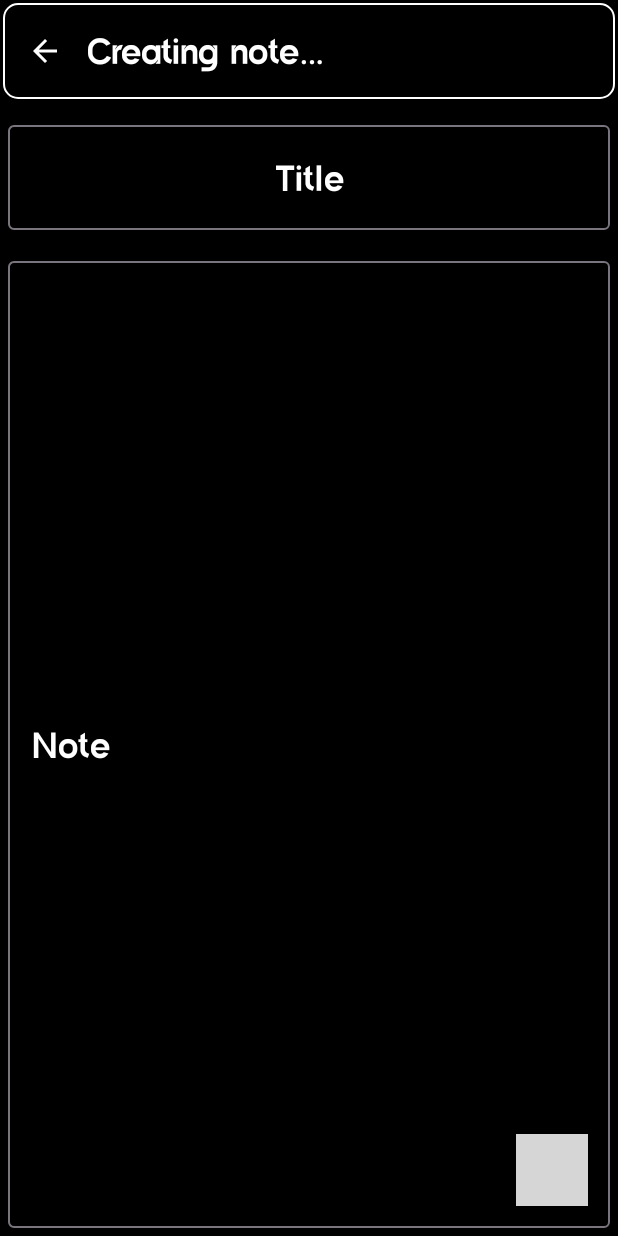
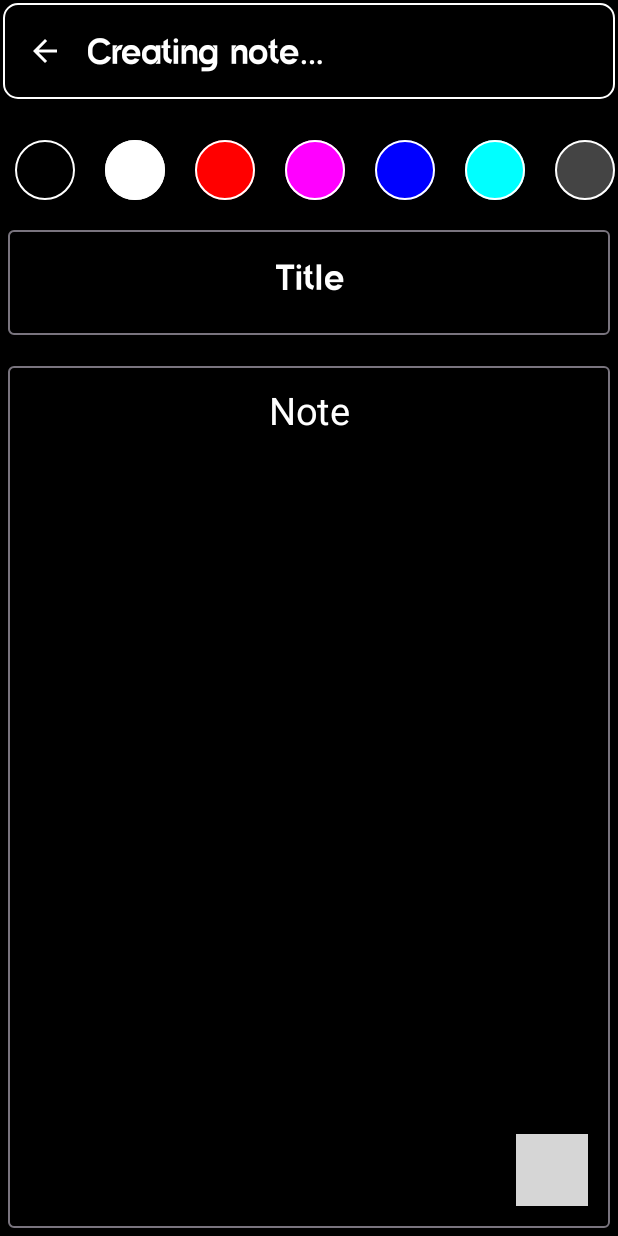
Before and after one commit to behzod234963/iNoteCompose, an Android app built with Jetpack Compose: the screen it shows after launch (MainActivity), after a tap on "button add", on a phone screen of 412 x 824 dp. Run offline under Robolectric (Android 15) with nearby library versions, the phone set to English and light mode, and no system bars; our stand-ins replace Dagger/Hilt's generated code, Room's generated code; libraries missing offline, so code that uses them is left out: de.charlex.compose; 1 statement that could not run was skipped; 2 other taps on this screen came first; grey boxes are pictures that could not be loaded.

Commit message:
optimizing NewNoteScreen

```diff
--- a/app/src/main/java/coder/behzod/presentation/activity/MainActivity.kt
+++ b/app/src/main/java/coder/behzod/presentation/activity/MainActivity.kt
@@ -11,7 +11,6 @@ import dagger.hilt.android.AndroidEntryPoint
 class MainActivity : AppCompatActivity() {
     override fun onCreate(savedInstanceState: Bundle?) {
         super.onCreate(savedInstanceState)
-        Log.d("BBB", "MainActivity: is started")
         setContent {
             NavGraph()
         }
--- /dev/null
+++ b/app/src/main/java/coder/behzod/presentation/items/NewNoteColorsItem.kt
@@ -0,0 +1,39 @@
+package coder.behzod.presentation.items
+
+import androidx.compose.foundation.background
+import androidx.compose.foundation.border
+import androidx.compose.foundation.clickable
+import androidx.compose.foundation.layout.Column
+import androidx.compose.foundation.layout.fillMaxSize
+import androidx.compose.foundation.layout.offset
+import androidx.compose.foundation.layout.padding
+import androidx.compose.foundation.layout.size
+import androidx.compose.foundation.shape.CircleShape
+import androidx.compose.runtime.Composable
+import androidx.compose.ui.Modifier
+import androidx.compose.ui.draw.clip
+import androidx.compose.ui.graphics.Color
+import androidx.compose.ui.unit.dp
+import androidx.core.graphics.toColor
+
+@Composable
+fun ColorsItem(
+    color:Color,
+    onClick:()->Unit,
+    fontColor:Color
+) {
+    Column(
+        modifier = Modifier
+            .size(60.dp)
+            .padding(10.dp)
+            .border(width = 1.dp, color = fontColor, shape = CircleShape)
+            .clip(CircleShape)
+    ) {
+        Column (
+            modifier = Modifier
+                .fillMaxSize()
+                .background(color)
+                .clickable { onClick() }
+        ){}
+    }
+}
--- a/app/src/main/java/coder/behzod/presentation/screens/EmptyMainScreen.kt
+++ b/app/src/main/java/coder/behzod/presentation/screens/EmptyMainScreen.kt
@@ -21,6 +21,8 @@ import androidx.compose.ui.graphics.Color
 import androidx.compose.ui.res.painterResource
 import androidx.compose.ui.unit.dp
 import androidx.navigation.NavController
+import androidx.navigation.NavHost
+import androidx.navigation.NavHostController
 import coder.behzod.R
 import coder.behzod.data.local.sharedPreferences.SharedPreferenceInstance
 import coder.behzod.presentation.navigation.ScreensRouter
@@ -34,7 +36,7 @@ import kotlinx.coroutines.delay
 
 @Composable
 fun EmptyMainScreen(
-    navController: NavController,
+    navController: NavHostController,
     sharedPrefs: SharedPreferenceInstance
 ) {
     val emptyListAnimation = rememberLottieComposition(
@@ -83,6 +85,7 @@ fun EmptyMainScreen(
             LottieAnimation(
                 composition = emptyListAnimation.value,
                 alignment = Alignment.Center,
+                restartOnPlay = true,
                 iterations = LottieConstants.IterateForever
             )
             FloatingActionButton(
--- a/app/src/main/java/coder/behzod/presentation/screens/NewNoteScreen.kt
+++ b/app/src/main/java/coder/behzod/presentation/screens/NewNoteScreen.kt
@@ -1,11 +1,17 @@
 package coder.behzod.presentation.screens
 
+import android.os.Build
+import androidx.annotation.RequiresApi
 import androidx.compose.foundation.background
+import androidx.compose.foundation.layout.Arrangement
 import androidx.compose.foundation.layout.Box
 import androidx.compose.foundation.layout.Column
 import androidx.compose.foundation.layout.fillMaxSize
 import androidx.compose.foundation.layout.fillMaxWidth
+import androidx.compose.foundation.layout.height
 import androidx.compose.foundation.layout.padding
+import androidx.compose.foundation.lazy.LazyRow
+import androidx.compose.foundation.lazy.items
 import androidx.compose.material3.OutlinedTextField
 import androidx.compose.material3.OutlinedTextFieldDefaults
 import androidx.compose.material3.Text
@@ -16,6 +22,7 @@ import androidx.compose.runtime.remember
 import androidx.compose.ui.Alignment
 import androidx.compose.ui.Modifier
 import androidx.compose.ui.graphics.Color
+import androidx.compose.ui.graphics.toArgb
 import androidx.compose.ui.platform.LocalContext
 import androidx.compose.ui.res.stringResource
 import androidx.compose.ui.text.TextStyle
@@ -24,23 +31,34 @@ import androidx.compose.ui.text.style.TextAlign
 import androidx.compose.ui.tooling.preview.Preview
 import androidx.compose.ui.unit.dp
 import androidx.compose.ui.unit.sp
+import androidx.hilt.navigation.compose.hiltViewModel
 import androidx.navigation.NavController
 import coder.behzod.R
 import coder.behzod.data.local.sharedPreferences.SharedPreferenceInstance
 import coder.behzod.domain.model.NotesModel
+import coder.behzod.presentation.items.ColorsItem
+import coder.behzod.presentation.navigation.ScreensRouter
 import coder.behzod.presentation.theme.fontAmidoneGrotesk
 import coder.behzod.presentation.utils.constants.KEY_INDEX
+import coder.behzod.presentation.utils.constants.colorList
+import coder.behzod.presentation.viewModels.NewNoteViewModel
 import coder.behzod.presentation.views.FunctionalTopAppBar
 import coder.behzod.presentation.views.SpeedDialFAB
+import java.time.LocalDate
+import java.util.Locale
 
+@RequiresApi(Build.VERSION_CODES.O)
 @Composable
 fun NewNoteScreen(
     navController: NavController,
     notesModel: NotesModel?,
-    sharedPrefs: SharedPreferenceInstance
+    sharedPrefs: SharedPreferenceInstance,
+    viewModel: NewNoteViewModel = hiltViewModel()
 ) {
-    val newNote = remember { mutableStateOf("") }
-    val newTitle = remember { mutableStateOf("") }
+    val ctx = LocalContext.current.applicationContext
+    val note = remember { mutableStateOf("") }
+    val title = remember { mutableStateOf("") }
+    val date = remember { mutableStateOf(LocalDate.now()) }
     val themeIndex =
         remember { mutableIntStateOf(sharedPrefs.sharedPreferences.getInt(KEY_INDEX, 0)) }
     val colorTheme = if (themeIndex.intValue == 0) Color.Black else Color.White
@@ -57,44 +75,61 @@ fun NewNoteScreen(
     } else {
         fontColor.value = Color.Black
     }
-
+    val color = remember { mutableStateOf(themeColor.value) }
+    val scriptColor = remember { mutableStateOf(fontColor.value) }
     Box(
         modifier = Modifier
             .fillMaxSize(),
-        contentAlignment = Alignment.BottomEnd
     ) {
         Column(
             modifier = Modifier
                 .fillMaxSize()
-                .background(themeColor.value)
+                .background(color.value),
+            verticalArrangement = Arrangement.Center,
+            horizontalAlignment = Alignment.CenterHorizontally
         ) {
             FunctionalTopAppBar(
-                themeColor = themeColor.value,
-                fontColor = fontColor.value,
+                themeColor = color.value,
+                fontColor = scriptColor.value,
                 navController
             )
             Column(
                 modifier = Modifier
                     .fillMaxSize()
-                    .padding(top = 10.dp)
+                    .padding(top = 10.dp),
             ) {
+                LazyRow(
+                    modifier = Modifier
+                        .height(70.dp),
+                    verticalAlignment = Alignment.CenterVertically,
+                    horizontalArrangement = Arrangement.Center
+                ) {
+                    items(colorList) {
+                        ColorsItem(color = it, fontColor = scriptColor.value, onClick = {
+                            color.value = it
+                            scriptColor.value = if (it == Color.White) {
+                                Color.Black
+                            } else {
+                                Color.White
+                            }
+                        })
+                    }
+                }
                 OutlinedTextField(
                     modifier = Modifier
-                        .fillMaxWidth()
                         .padding(5.dp),
                     colors = OutlinedTextFieldDefaults.colors(
-                        focusedContainerColor = themeColor.value,
-                        unfocusedContainerColor = themeColor.value
+                        focusedContainerColor = color.value,
+                        unfocusedContainerColor = color.value
                     ),
                     textStyle = TextStyle(
-                        color = fontColor.value,
+                        color = scriptColor.value,
                         fontSize = 32.sp,
-                        textAlign = TextAlign.Center,
+                        textAlign = TextAlign.Companion.Left,
                     ),
-                    singleLine = true,
-                    value = newTitle.value,
+                    value = title.value,
                     onValueChange = {
-                        newTitle.value = it
+                        title.value = it
                     },
                     placeholder = {
                         Text(
@@ -112,19 +147,17 @@ fun NewNoteScreen(
                     modifier = Modifier
                         .fillMaxSize()
                         .padding(top = 10.dp)
-                        .padding(5.dp)
-                        .align(Alignment.Start),
-                    value = newNote.value,
+                        .padding(5.dp),
+                    value = note.value,
                     onValueChange = {
-                        newNote.value = it
+                        note.value = it
                     },
                     colors = OutlinedTextFieldDefaults.colors(
-                        focusedContainerColor = themeColor.value,
-                        unfocusedContainerColor = themeColor.value
+                        focusedContainerColor = color.value,
+                        unfocusedContainerColor = color.value
                     ),
-                    singleLine = true,
                     textStyle = TextStyle(
-                        color = Color.White,
+                        color = scriptColor.value,
                         fontSize = 18.sp,
                         textAlign = TextAlign.Start
                     ),
@@ -133,24 +166,44 @@ fun NewNoteScreen(
                             text = stringResource(id = R.string.note),
                             modifier = Modifier
                                 .fillMaxWidth(),
-                            fontFamily = FontFamily(fontAmidoneGrotesk),
                             fontSize = 25.sp,
-                            color = fontColor.value
+                            color = scriptColor.value,
+                            textAlign = TextAlign.Center
                         )
                     }
                 )
             }
         }
         SpeedDialFAB(modifier = Modifier
+            .align(Alignment.BottomEnd)
             .padding(bottom = 20.dp, end = 20.dp),
             onSave = {
-
+                viewModel.saveNote(
+                    NotesModel(
+                        title = title.value,
+                        note = note.value,
+                        dataAdded = date.value.toString(),
+                        color = color.value.toArgb()
+                    )
+                )
+                navController.navigate(ScreensRouter.MainScreenRoute.route)
             }) {
-
+            viewModel.shareAndSaveNote(
+                NotesModel(
+                    title = title.value,
+                    note = note.value,
+                    dataAdded = date.value.toString(),
+                    color = color.value.toArgb()
+                ),
+                text = "$title" +
+                        "$note",
+                ctx
+            )
         }
     }
 }
 
+@RequiresApi(Build.VERSION_CODES.O)
 @Preview
 @Composable
 private fun PreviewNewNote() {
--- a/app/src/main/java/coder/behzod/presentation/screens/SplashScreens.kt
+++ b/app/src/main/java/coder/behzod/presentation/screens/SplashScreens.kt
@@ -5,6 +5,7 @@ import android.os.Looper
 import androidx.compose.animation.AnimatedVisibility
 import androidx.compose.animation.fadeIn
 import androidx.compose.animation.slideInVertically
+import androidx.compose.foundation.background
 import androidx.compose.foundation.layout.Arrangement
 import androidx.compose.foundation.layout.Column
 import androidx.compose.foundation.layout.fillMaxSize
@@ -70,7 +71,8 @@ fun SplashScreens(
 
     Column(
         modifier = Modifier
-            .fillMaxSize(),
+            .fillMaxSize()
+            .background(themeColor.value),
         horizontalAlignment = Alignment.CenterHorizontally,
         verticalArrangement = Arrangement.Center
     ) {
@@ -94,11 +96,12 @@ fun SplashScreens(
             isPlaying = true,
         )
     }
-    Handler(Looper.getMainLooper()).postDelayed({
+    LaunchedEffect(key1 = list) {
+        delay(2500)
         if (list.isEmpty()) {
             navController.navigate(ScreensRouter.EmptyMainScreenRoute.route)
         } else {
             navController.navigate(ScreensRouter.MainScreenRoute.route)
         }
-    }, 2500)
+    }
 }
--- a/app/src/main/java/coder/behzod/presentation/utils/constants/Constants.kt
+++ b/app/src/main/java/coder/behzod/presentation/utils/constants/Constants.kt
@@ -10,3 +10,14 @@ const val KEY_INDEX = "KEY_INDEX"
 const val KEY_LANGUAGES = "KEY_LANGUAGES"
 val notes:ArrayList<NotesModel> = ArrayList()
 val COLOR_WHITE = 0xFFFFFFFF
+val colorList = listOf(
+    Color.Black,
+    Color.White,
+    Color.Red,
+    Color.Magenta,
+    Color.Blue,
+    Color.Cyan,
+    Color.DarkGray,
+    Color.Green,
+    Color.Yellow
+)
--- /dev/null
+++ b/app/src/main/java/coder/behzod/presentation/viewModels/NewNoteViewModel.kt
@@ -0,0 +1,34 @@
+package coder.behzod.presentation.viewModels
+
+import android.content.Context
+import android.content.Intent
+import androidx.core.content.ContextCompat.getString
+import androidx.core.content.ContextCompat.startActivity
+import androidx.lifecycle.ViewModel
+import androidx.lifecycle.viewModelScope
+import coder.behzod.R
+import coder.behzod.domain.model.NotesModel
+import coder.behzod.domain.useCase.UseCases
+import dagger.hilt.android.lifecycle.HiltViewModel
+import kotlinx.coroutines.launch
+import javax.inject.Inject
+
+@HiltViewModel
+class NewNoteViewModel@Inject constructor(
+    private val useCases: UseCases,
+):ViewModel() {
+    fun saveNote(note:NotesModel) = viewModelScope.launch {
+        useCases.saveNoteUseCase(note)
+    }
+    fun shareAndSaveNote(note:NotesModel,text:String,ctx : Context) = viewModelScope.launch {
+        Intent().apply {
+            action = Intent.ACTION_SEND
+            putExtra(Intent.EXTRA_TEXT,text)
+            type = "text/plain"
+        }.also {intent->
+            intent.addFlags(Intent.FLAG_ACTIVITY_NEW_TASK)
+            startActivity(ctx,Intent.createChooser(intent,ctx.getString(R.string.share_via)),null)
+        }
+        useCases.saveNoteUseCase(note)
+    }
+}
--- a/app/src/main/res/drawable/ic_save.xml
+++ b/app/src/main/res/drawable/ic_save.xml
@@ -1,5 +1,5 @@
-<vector android:height="30dp" android:tint="#FFFFFF"
-    android:viewportHeight="24" android:viewportWidth="24"
-    android:width="30dp" xmlns:android="http://schemas.android.com/apk/res/android">
-    <path android:fillColor="@android:color/white" android:pathData="M17,3L5,3c-1.11,0 -2,0.9 -2,2v14c0,1.1 0.89,2 2,2h14c1.1,0 2,-0.9 2,-2L21,7l-4,-4zM12,19c-1.66,0 -3,-1.34 -3,-3s1.34,-3 3,-3 3,1.34 3,3 -1.34,3 -3,3zM15,9L5,9L5,5h10v4z"/>
+<vector xmlns:android="http://schemas.android.com/apk/res/android" android:height="24dp" android:tint="#000000" android:viewportHeight="24" android:viewportWidth="24" android:width="24dp">
+
+    <path android:fillColor="@android:color/white" android:pathData="M19,12v7L5,19v-7L3,12v7c0,1.1 0.9,2 2,2h14c1.1,0 2,-0.9 2,-2v-7h-2zM13,12.67l2.59,-2.58L17,11.5l-5,5 -5,-5 1.41,-1.41L11,12.67L11,3h2z"/>
+
 </vector>
--- a/app/src/main/res/values/strings.xml
+++ b/app/src/main/res/values/strings.xml
@@ -20,6 +20,7 @@
     <string name="russian_language">Russian</string>
     <string name="uzbek_language">Uzbek</string>
     <string name="save">Save</string>
-    <string name="share">Share</string>
+    <string name="share">Share &amp; save</string>
     <string name="creating_note">Creating note…</string>
+    <string name="share_via">Share via</string>
 </resources>
--- a/data/build.gradle.kts
+++ b/data/build.gradle.kts
@@ -1,6 +1,7 @@
 plugins {
     alias(libs.plugins.androidLibrary)
     alias(libs.plugins.jetbrainsKotlinAndroid)
+    id("kotlin-kapt")
 }
 
 android {
@@ -44,6 +45,8 @@ dependencies {
 //  Room
     implementation(libs.androidx.room.common)
     implementation(libs.androidx.room.coroutines)
+    kapt(libs.room.kapt.compiler)
+
 
 //  DataStore
     implementation(libs.androidx.dataStore)
--- a/domain/src/main/java/coder/behzod/domain/model/NotesModel.kt
+++ b/domain/src/main/java/coder/behzod/domain/model/NotesModel.kt
@@ -1,5 +1,6 @@
 package coder.behzod.domain.model
 
+import android.graphics.Color
 import androidx.room.Entity
 import androidx.room.PrimaryKey
 
@@ -9,6 +10,6 @@ data class NotesModel(
     val id:Int? = null,
     val title:String? = null,
     val note:String,
-    val color:Long,
-    val dataAdded:Long
+    val color:Int,
+    val dataAdded:String
 )
```
Also changed, not shown: app/src/main/java/coder/behzod/presentation/items/MainScreenItem.kt (+0 -15 lines), app/src/main/java/coder/behzod/presentation/screens/MainScreen.kt (+5 -5 lines), app/src/main/java/coder/behzod/presentation/views/FunctionalTopAppBar.kt (+6 -1 lines), 2 other files.
